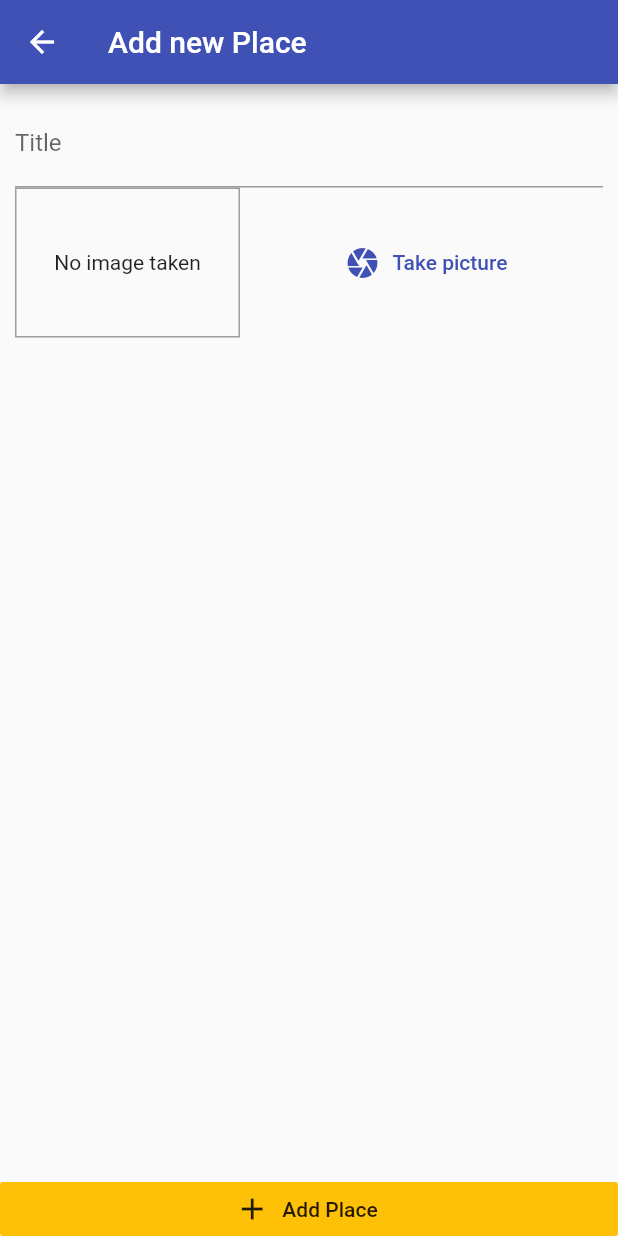
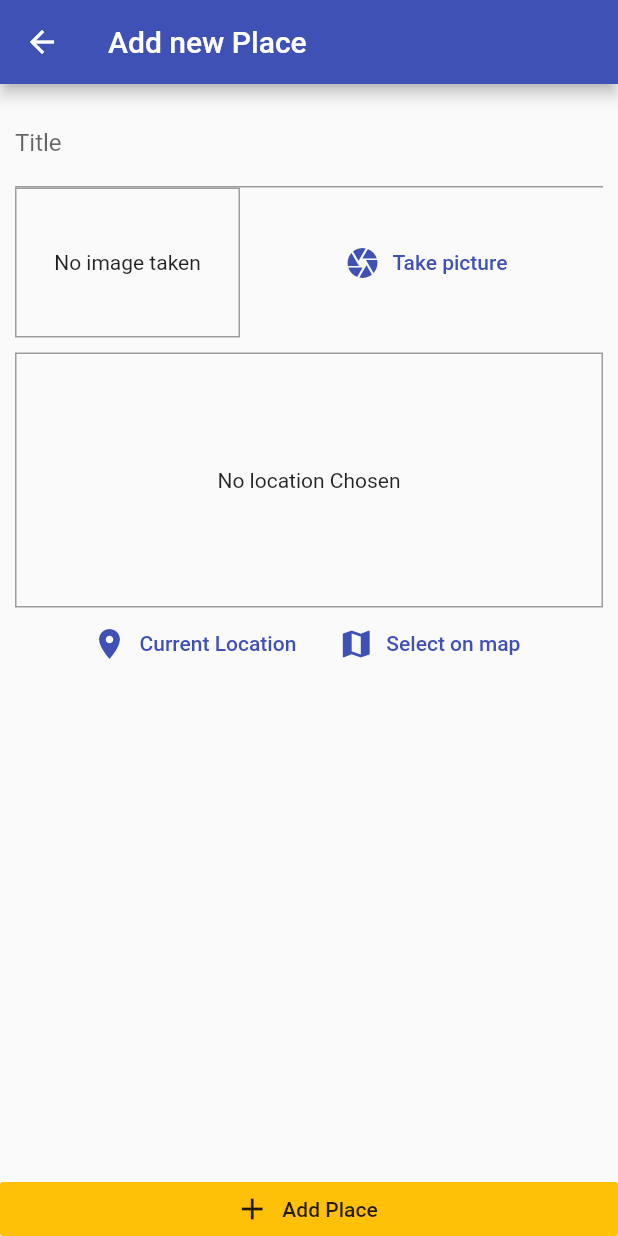
Before and after one commit to pract-flutter/native_app, a Flutter app: the AddPlaceScreens screen opened by its route, after a tap on "Add Place", on a phone screen of 412 x 824 dp. Run offline on Flutter 3.47's test engine with Material 2 defaults, Android fonts, the phone set to English and light mode, and no system bars; our stand-ins replace google_maps_flutter, image_picker, location, sqflite; missing offline and left inert: dart:html; accounts and stored records are empty.

Commit message:
google map, pick on map, reverse location to address

```diff
--- a/lib/helpers/db_helper.dart
+++ b/lib/helpers/db_helper.dart
@@ -7,7 +7,7 @@ class DBHelper {
     return sql.openDatabase(path.join(dbPath, 'places.db'),
         onCreate: (db, version) {
       return db.execute(
-          'CREATE TABLE user_places(id TEXT PRIMARY KEY, title TEXT, image TEXT)');
+          'CREATE TABLE user_places(id TEXT PRIMARY KEY, title TEXT, image TEXT, loc_lat REAL, loc_lng REAL, address TEXT)');
     }, version: 1);
   }
 
--- /dev/null
+++ b/lib/helpers/location_helper.dart
@@ -0,0 +1,25 @@
+import 'dart:convert';
+import 'package:http/http.dart' as http;
+
+const GOOGLE_API_KEY = 'AIzaSyBg9yn5JtQgKRFbg6FCTy4ewbF24kRuAYI';
+// const TOM_TOM_API_KEY = 'HRuz7wv7smEY6AIL4MHFURCcNkEKjyG3';
+
+class LocationHelper {
+  static String generateLocationPreviewImage({
+    double latitude,
+    double longitude,
+  }) {
+    return 'https://maps.googleapis.com/maps/api/staticmap?center=&$latitude,$longitude&zoom=16&size=600x300&maptype=roadmap&markers=color:red%7Clabel:A%7C$latitude,$longitude&key=$GOOGLE_API_KEY';
+
+    // return 'http://api.tomtom.com/map/1/staticimage?key=$TOM_TOM_API_KEY&zoom=13&center=$latitude,$longitude&format=jpg&layer=basic&style=main&width=600&height=300&view=Unified&language=en-GB';
+  }
+
+  static Future<String> getPlaceAddress(double lat, double lng) async {
+    final url =
+        "https://maps.googleapis.com/maps/api/geocode/json?latlng=$lat,$lng&key=$GOOGLE_API_KEY";
+
+    final response = await http.get(url);
+
+    return json.decode(response.body)['results'][0]['formatted_address'];
+  }
+}
--- a/lib/models/place.dart
+++ b/lib/models/place.dart
@@ -7,7 +7,7 @@ class PlaceLocation {
   final double longitude;
   final String address;
 
-  PlaceLocation({
+  const PlaceLocation({
     @required this.latitude,
     @required this.longitude,
     this.address,
--- a/lib/providers/great_places.dart
+++ b/lib/providers/great_places.dart
@@ -1,7 +1,9 @@
 import 'dart:io';
 
 import 'package:flutter/foundation.dart';
+import 'package:native_app/helpers/location_helper.dart';
 import '../helpers/db_helper.dart';
+import '../helpers/location_helper.dart';
 
 import '../models/place.dart';
 
@@ -12,14 +14,23 @@ class GreatPlaces with ChangeNotifier {
     return [..._items];
   }
 
-  void addPlace(
+  Future<void> addPlace(
     String title,
     File image,
-  ) {
+    PlaceLocation pickedLocation,
+  ) async {
+    final address = await LocationHelper.getPlaceAddress(
+        pickedLocation.latitude, pickedLocation.longitude);
+
+    final updateLocation = PlaceLocation(
+        latitude: pickedLocation.latitude,
+        longitude: pickedLocation.longitude,
+        address: address);
+
     final newPlace = Place(
       id: DateTime.now().toString(),
       title: title,
-      location: null,
+      location: updateLocation,
       image: image,
     );
 
@@ -31,6 +42,9 @@ class GreatPlaces with ChangeNotifier {
       'id': newPlace.id,
       'title': newPlace.title,
       'image': newPlace.image.path,
+      'loc_lat': newPlace.location.latitude,
+      'loc_lng': newPlace.location.longitude,
+      'address': newPlace.location.address,
     });
   }
 
@@ -40,7 +54,10 @@ class GreatPlaces with ChangeNotifier {
         .map((item) => Place(
               id: item['id'],
               title: item['title'],
-              location: null,
+              location: PlaceLocation(
+                  latitude: item['loc_lat'],
+                  longitude: item['loc_lng'],
+                  address: item['address']),
               image: File(item['image']),
             ))
         .toList();
--- a/lib/screens/add_place_screen.dart
+++ b/lib/screens/add_place_screen.dart
@@ -2,9 +2,12 @@ import 'dart:io';
 import 'package:flutter/material.dart';
 import 'package:provider/provider.dart';
 
+import '../models/place.dart';
+
 import '../providers/great_places.dart';
 
 import '../widgets/image_input.dart';
+import '../widgets/location_input.dart';
 
 class AddPlaceScreens extends StatefulWidget {
   static const routeName = '/add-place';
@@ -15,18 +18,25 @@ class AddPlaceScreens extends StatefulWidget {
 class _AddPlaceScreensState extends State<AddPlaceScreens> {
   final _titleController = TextEditingController();
   File _pickedImage;
+  PlaceLocation _pickedLocation;
 
   void _selectImage(File pickedImage) {
     _pickedImage = pickedImage;
   }
 
+  void _selectPlace(double lat, double lng) {
+    _pickedLocation = PlaceLocation(latitude: lat, longitude: lng);
+  }
+
   void _savePlace() {
-    if (_titleController.text.isEmpty || _pickedImage == null) {
+    if (_titleController.text.isEmpty ||
+        _pickedImage == null ||
+        _pickedLocation == null) {
       return;
     }
 
     Provider.of<GreatPlaces>(context, listen: false)
-        .addPlace(_titleController.text, _pickedImage);
+        .addPlace(_titleController.text, _pickedImage, _pickedLocation);
 
     Navigator.of(context).pop();
   }
@@ -52,6 +62,10 @@ class _AddPlaceScreensState extends State<AddPlaceScreens> {
                       controller: _titleController,
                     ),
                     ImageInput(_selectImage),
+                    SizedBox(
+                      height: 10,
+                    ),
+                    LocationInput(_selectPlace),
                   ],
                 ),
               ),
--- a/lib/screens/places_list_screen.dart
+++ b/lib/screens/places_list_screen.dart
@@ -40,6 +40,7 @@ class PlacesListScreens extends StatelessWidget {
                             ),
                           ),
                           title: Text(greatPlaces.items[i].title),
+                          subtitle: Text(greatPlaces.items[i].location.address),
                           onTap: () {
                             // go to detail
                           },
--- /dev/null
+++ b/lib/widgets/location_input.dart
@@ -0,0 +1,97 @@
+import 'package:flutter/material.dart';
+import 'package:location/location.dart';
+import 'package:google_maps_flutter/google_maps_flutter.dart';
+import '../helpers/location_helper.dart';
+import '../screens/map_screen.dart';
+
+class LocationInput extends StatefulWidget {
+  final Function onSelectPlace;
+
+  LocationInput(this.onSelectPlace);
+
+  @override
+  _LocationInputState createState() => _LocationInputState();
+}
+
+class _LocationInputState extends State<LocationInput> {
+  String _previewImageUrl;
+  void _showPreview(double lat, double lng) {
+    final staticMapImageUrl = LocationHelper.generateLocationPreviewImage(
+        latitude: lat, longitude: lng);
+
+    setState(() {
+      _previewImageUrl = staticMapImageUrl;
+    });
+  }
+
+  Future<void> _getCurrentUserLocation() async {
+    try {
+      final locData = await Location().getLocation();
+      _showPreview(locData.latitude, locData.longitude);
+      widget.onSelectPlace(locData.latitude, locData.longitude);
+    } catch (err) {
+      return;
+    }
+  }
+
+  Future<void> _selectOnMap() async {
+    final selectedLocation = await Navigator.of(context).push<LatLng>(
+      MaterialPageRoute(
+        fullscreenDialog: true,
+        builder: (ctx) => MapScreen(
+          isSelecting: true,
+        ),
+      ),
+    );
+    if (selectedLocation == null) {
+      return;
+    }
+    _showPreview(selectedLocation.latitude, selectedLocation.longitude);
+    widget.onSelectPlace(selectedLocation.latitude, selectedLocation.longitude);
+  }
+
+  @override
+  Widget build(BuildContext context) {
+    return Column(
+      children: [
+        Container(
+          height: 170,
+          width: double.infinity,
+          alignment: Alignment.center,
+          decoration: BoxDecoration(
+            border: Border.all(
+              width: 1,
+              color: Colors.grey,
+            ),
+          ),
+          child: _previewImageUrl == null
+              ? Text(
+                  'No location Chosen',
+                  textAlign: TextAlign.center,
+                )
+              : Image.network(
+                  _previewImageUrl,
+                  fit: BoxFit.cover,
+                ),
+        ),
+        Row(
+          mainAxisAlignment: MainAxisAlignment.center,
+          children: [
+            FlatButton.icon(
+              onPressed: _getCurrentUserLocation,
+              icon: Icon(Icons.location_on),
+              label: Text('Current Location'),
+              textColor: Theme.of(context).primaryColor,
+            ),
+            FlatButton.icon(
+              onPressed: _selectOnMap,
+              icon: Icon(Icons.map),
+              label: Text('Select on map'),
+              textColor: Theme.of(context).primaryColor,
+            )
+          ],
+        )
+      ],
+    );
+  }
+}
--- a/pubspec.yaml
+++ b/pubspec.yaml
@@ -28,6 +28,9 @@ dependencies:
   path_provider: ^1.6.27
   path: ^1.7.0
   sqflite: ^1.3.2+3
+  location: ^3.2.4
+  google_maps_flutter: ^1.2.0
+  http: ^0.12.2
 
 
   # The following adds the Cupertino Icons font to your application.
```
Also changed, not shown: lib/screens/map_screen.dart (added, +68 -0 lines), pubspec.lock, 3 other files.
